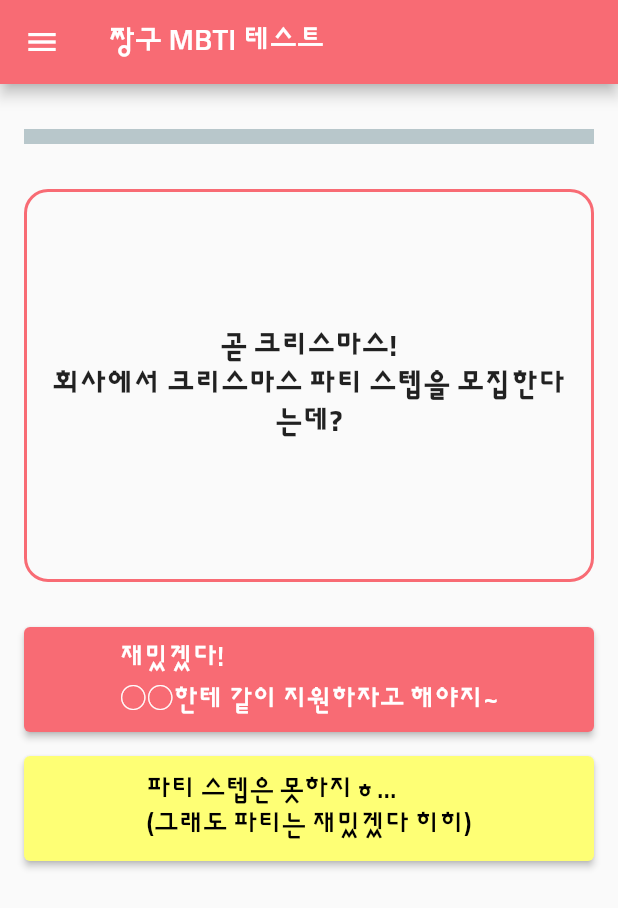
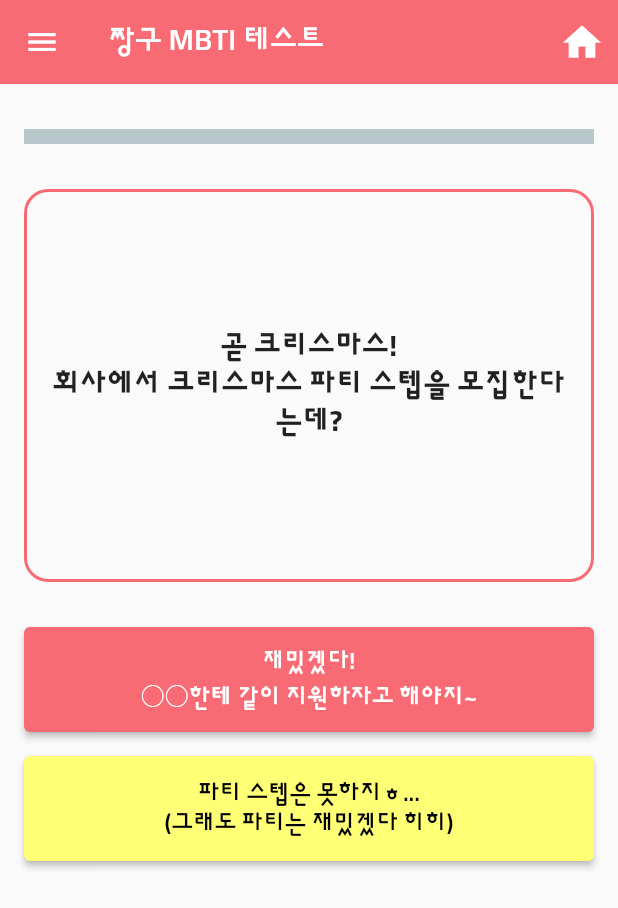
Before and after one commit to dohy-9443/flutter-mbti, a Flutter app: the TestScreen screen opened directly, on a phone screen of 412 x 824 dp. Shown: the top 908 px of the screen. Run offline on Flutter 3.47's test engine with Material 2 defaults, Android fonts, the phone set to English and light mode, and no system bars; drawn by our look-alikes of percent_indicator; our stand-ins replace loading_animation_widget; missing offline and left inert: transition.

Commit message:
feat : 데이터 줄바꿈 처리

```diff
--- a/mbti/lib/components/transition_button.dart
+++ b/mbti/lib/components/transition_button.dart
@@ -19,6 +19,7 @@ class TransitionButton extends StatelessWidget {
         onPressed: onPressed,
         child: Text(
           title,
+          textAlign: TextAlign.center,
           style: textStyle,
         )
       )
--- a/mbti/lib/constants/mbti_data.dart
+++ b/mbti/lib/constants/mbti_data.dart
@@ -8,10 +8,10 @@ List<QuestionModel> question_answer = [
     "answerB": "파티 스텝은 못하지ㅎ...\n(그래도 파티는 재밌겠다 히히)"
   }),
   QuestionModel.fromMap({
-    "title": "주말에 씻지도 않고 있는데 친구가 만나자고 연락을 한다.",
+    "title": "주말에 씻지도 않고 있는데\n친구가 만나자고 연락을 한다.",
     "type": "EI",
     "answerA": "좋지~! 바로 준비하고 갈게!",
-    "answerB": "갑작스럽게... 이런저런 핑계를 대며 안나간다."
+    "answerB": "갑작스럽게...\n이런저런 핑계를 대며 안나간다."
   }),
   QuestionModel.fromMap({
     "title": "새학기 자기소개 시간에 나는???",
@@ -26,10 +26,10 @@ List<QuestionModel> question_answer = [
     "answerB": "다 챙겼겠지?\n여분 옷을 좀 더 챙길까..\n(뒤척뒤척)"
   }),
   QuestionModel.fromMap({
-    "title": "일이 너무 많아서 머리가 복잡해! 계획했던 일을 이번 주까지 끝내야하는데 할 수 있을까?",
+    "title": "일이 너무 많아서 머리가 복잡해!\n계획했던 일을 이번 주까지 끝내야하는데\n할 수 있을까?",
     "type": "SN",
-    "answerA": "기간을 조금 늘리더라도 정확하게 처리한다.",
-    "answerB": "빠르게 일을 끝내고 수정할 게 생기면 그때가서 처리한다."
+    "answerA": "기간을 조금 늘리더라도\n정확하게 처리한다.",
+    "answerB": "빠르게 일을 끝내고 수정할 게 생기면\n그때가서 처리한다."
   }),
   QuestionModel.fromMap({
     "title": "친구가 어제 본 영화에 대해 물어볼 때",
@@ -40,11 +40,11 @@ List<QuestionModel> question_answer = [
   QuestionModel.fromMap({
     "title": "친구가 이직에 대한 고민을 하고 있다!\n다른 사람의 계획에 있어 당신의 반응은?",
     "type": "TF",
-    "answerA": "그럼 이렇게 해보는 건 어때? 계획들에 대한 분석적으로 살펴보고 다양한 의견을 준다",
-    "answerB": "아 진짜? 그런 고민 왜 혼자 하고 있었어! 그동안 안힘들었어? 라고 위로하며 공감한다."
+    "answerA": "그럼 이렇게 해보는 건 어때?\n계획들에 대한 분석적으로 살펴보고 다양한 의견을 준다",
+    "answerB": "아 진짜? 그런 고민 왜 혼자 하고 있었어!\n그동안 안힘들었어?\n라고 위로하며 공감한다."
   }),
   QuestionModel.fromMap({
-    "title": "친했던 동기가\n퇴사를?",
+    "title": "친했던 동기가 퇴사를?",
     "type": "TF",
     "answerA": "일하면서 많이 힘들었나?\n내가 좀 더 챙겨줄걸.",
     "answerB": "아 이직하나?\n퇴사하고 뭐하냐고 물어봐야지."
@@ -52,11 +52,11 @@ List<QuestionModel> question_answer = [
   QuestionModel.fromMap({
     "title": "친구가 약속시간에 1시간 정도 늦은 상황 내가 더 듣고 싶은 말은?",
     "type": "TF",
-    "answerA": "(늦은 사유를 말하며)늦어서 정말 미안해",
-    "answerB": "진짜 진짜 미안해.. 앞으로 약속시간 잘 지킬게..ㅠㅠ"
+    "answerA": "(늦은 사유를 말하며)\n늦어서 정말 미안해",
+    "answerB": "진짜 진짜 미안해..\n앞으로 약속시간 잘 지킬게..ㅠㅠ"
   }),
   QuestionModel.fromMap({
-    "title": "대규모 프로젝트를 맡게 되어 떨리는 마음에 처음 시작한 건?",
+    "title": "대규모 프로젝트를 맡게 되어 떨리는\n마음에 처음 시작한 건?",
     "type": "JP",
     "answerA": "큰 프로젝트인 만큼 계획이 중요해!\n목적과 목표 먼저 정리해봐야지!",
     "answerB": "당장 미팅 잡고\n팀원이랑 이야기하면 되겠지?"
--- a/mbti/lib/screen/result_screen.dart
+++ b/mbti/lib/screen/result_screen.dart
@@ -15,11 +15,6 @@ class ResultScreen extends StatelessWidget {
   @override
   Widget build(BuildContext context) {
     final ResultContentsModel mbtiResult = DataUtils.getResult(result: result);
-
-    print('name: ${mbtiResult.name}');
-    print('contents: ${mbtiResult.contents}');
-    print('path: ${mbtiResult.path}');
-
 
     return FutureBuilder<Object>(
       future: delayScreen(),
@@ -46,7 +41,7 @@ class ResultScreen extends StatelessWidget {
                 icon: const Icon(Icons.home, size: 30.0,)
               )
             ],
-            title: const Text('짱구 MBTI 테스트'),
+            title: Text(mbtiResult.name),
           ),
           drawer:Drawer(
             backgroundColor: primaryColor,
--- a/mbti/lib/screen/test_screen.dart
+++ b/mbti/lib/screen/test_screen.dart
@@ -2,6 +2,7 @@ import 'package:flutter/material.dart';
 import 'package:mbti/components/transition_button.dart';
 import 'package:mbti/constants/colors.dart';
 import 'package:mbti/models/qustion_model.dart';
+import 'package:mbti/screen/home_screen.dart';
 import 'package:mbti/screen/result_screen.dart';
 import 'package:mbti/utils/data_utils.dart';
 import 'package:percent_indicator/linear_percent_indicator.dart';
@@ -35,8 +36,22 @@ class _TestScreenState extends State<TestScreen> {
 
     return Scaffold(
       appBar: AppBar(
+        title: const Text('짱구 MBTI 테스트'),
         backgroundColor: primaryColor,
-        title: const Text('짱구 MBTI 테스트'),
+        elevation: 0,
+        actions: [
+          IconButton(
+            onPressed: () {
+              Navigator.of(context).push(
+                Transition(
+                  child: const HomeScreen(),
+                  transitionEffect: TransitionEffect.FADE,
+                )
+              );
+            },
+            icon: const Icon(Icons.home, size: 30.0,)
+          )
+        ],
       ),
       drawer:Drawer(
         backgroundColor: primaryColor,
@@ -174,7 +189,7 @@ class _TestScreenState extends State<TestScreen> {
     required VoidCallback answerAonPressed,
     required VoidCallback answerBonPressed,
   }) {
-    const ts =  TextStyle(fontSize: 18.0);
+    const ts =  TextStyle(fontSize: 16.0);
 
     return SizedBox(
       height: (MediaQuery.of(context).size.height / 2) - 150,
```
